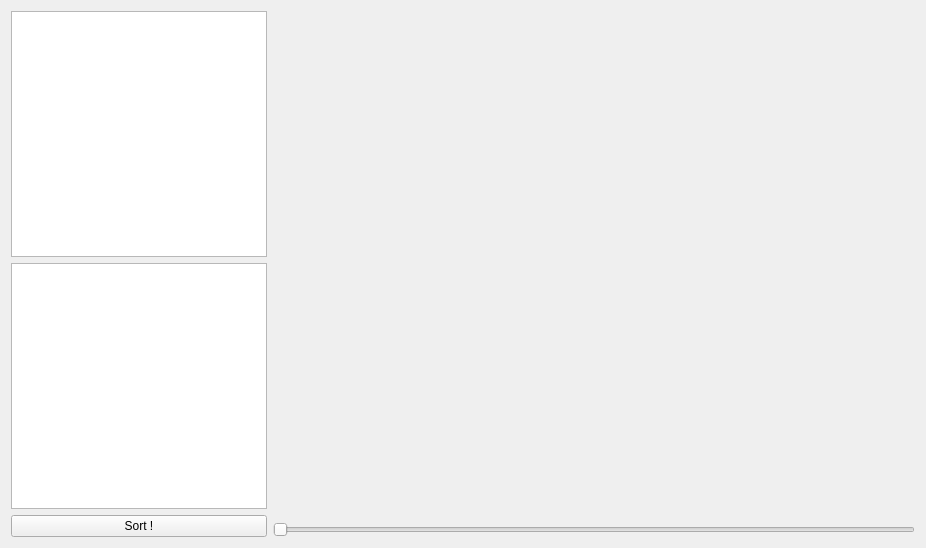
First picture: the form in Uis/tab_pathfinder.ui, repository HugoTLR/Algorithm, before the edit.
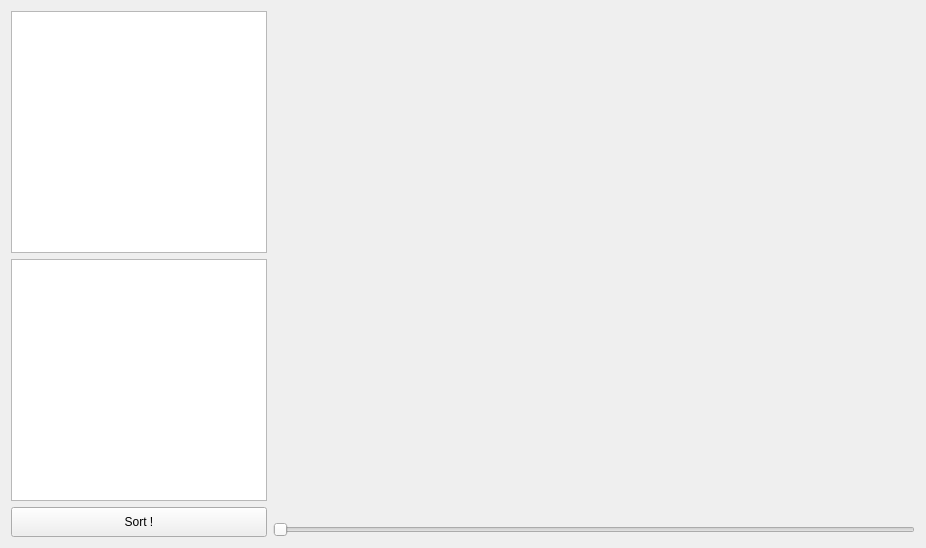
Second picture: the form after the edit.

What changed in the file:
```diff
--- a/Uis/tab_pathfinder.ui
+++ b/Uis/tab_pathfinder.ui
@@ -49,6 +49,12 @@
            <verstretch>0</verstretch>
           </sizepolicy>
          </property>
+         <property name="minimumSize">
+          <size>
+           <width>0</width>
+           <height>30</height>
+          </size>
+         </property>
          <property name="text">
           <string>Sort !</string>
          </property>
```
Left out of the diff: 64 changed lines with no effect on the pictures.
